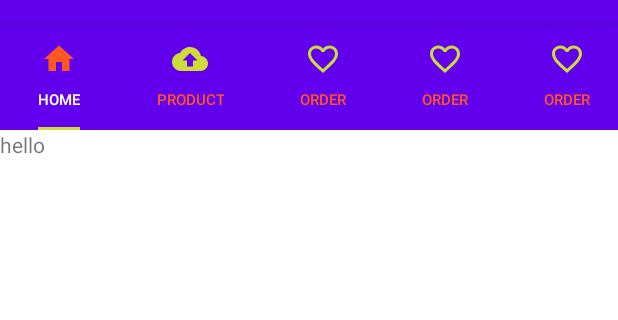
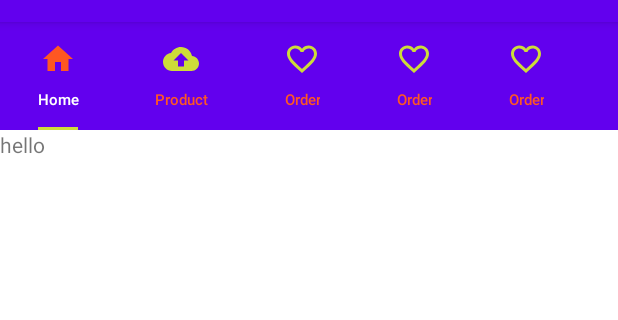
Before and after one commit to Fourcade7/Java_TabLayout, an Android app: the screen it shows after launch (MainActivity), on a phone screen of 412 x 824 dp, the part 62-382 px from its top. Run offline under Robolectric (Android 15) with nearby library versions, the phone set to English and light mode, and no system bars.

Commit message:
tab textallcaps

```diff
--- a/app/src/main/res/layout/activity_main.xml
+++ b/app/src/main/res/layout/activity_main.xml
@@ -12,7 +12,7 @@
         app:tabTextColor="#FF5722"
         app:tabIndicatorColor="#CDDC39"
         app:tabSelectedTextColor="@color/white"
-        app:tabTextAppearance="@style/MineCustomTabText"
+        app:tabTextAppearance="@style/MyCustomTextAppearance"
         app:tabIconTint="@color/tabcolor"
         android:layout_width="match_parent"
         android:layout_height="wrap_content"
--- a/app/src/main/res/values/themes.xml
+++ b/app/src/main/res/values/themes.xml
@@ -14,8 +14,13 @@
         <!-- Customize your theme here. -->
     </style>
 
-    <style name="MineCustomTabText" parent="TextAppearance.Design.Tab">
+    <style name="MyCustomTabLayout" parent="Widget.MaterialComponents.TabLayout">
+        <item name="tabTextAppearance">@style/MyCustomTextAppearance</item>
+    </style>
+
+    <style name="MyCustomTextAppearance" parent="TextAppearance.Design.Tab">
         <item name="android:textSize">10sp</item>
-        <item name="android:textAllCaps">false</item>
+        <item name="textAllCaps">false</item>
+
     </style>
 </resources>
```
